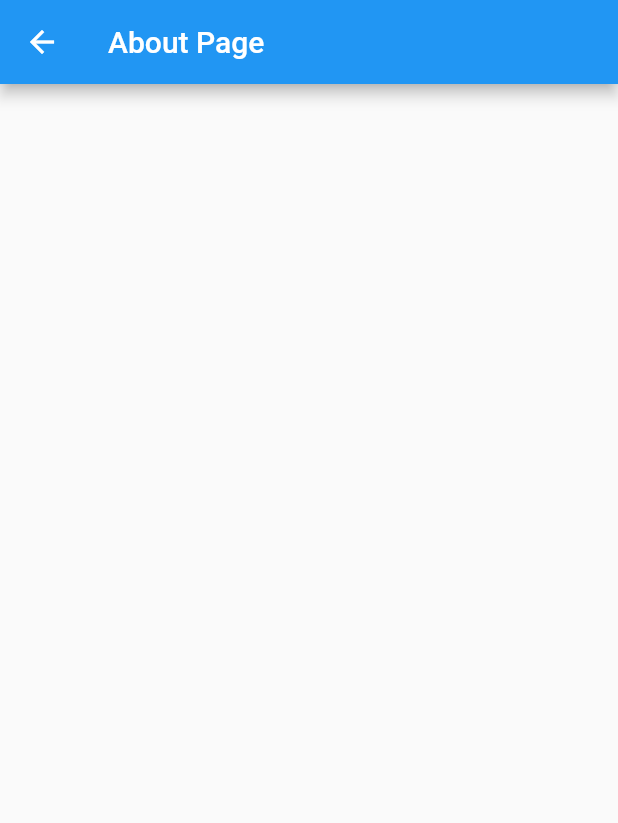
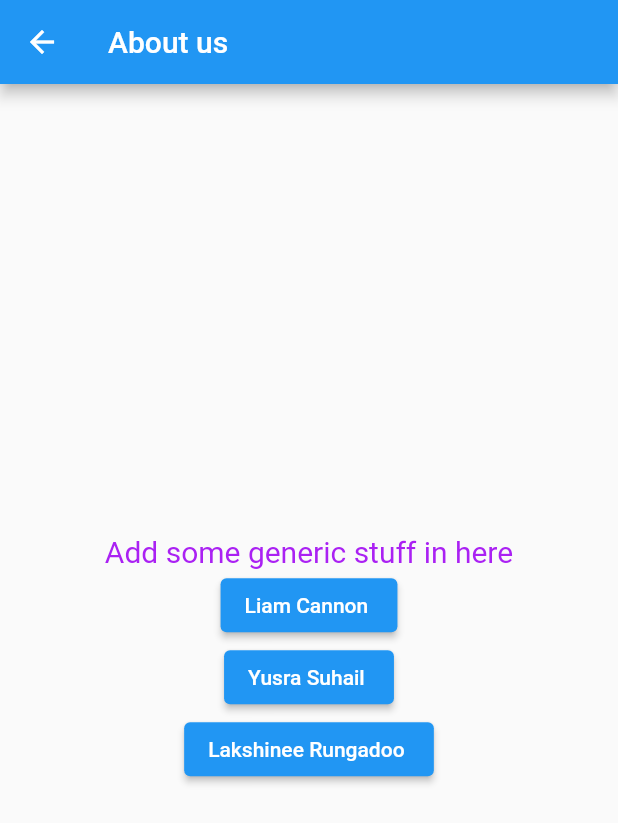
Before and after one commit to Liam-Cannon-Yusra-Suhail-Partnership/ly_app, a Flutter app: the AboutScreen screen opened by its route, on a phone screen of 412 x 824 dp. Shown: the top 823 px of the screen. Run offline on Flutter 3.47's test engine with Material 2 defaults, Android fonts, the light colour scheme and no system bars.

Commit message:
team members added in about

```diff
--- a/lib/main.dart
+++ b/lib/main.dart
@@ -25,7 +25,7 @@ class MyApp extends StatelessWidget {
         ),
         home: MyHomePage(title: 'Chore Tracker Home Page'),
         routes: {
-          '/about': (context) => new AboutScreen(),
+          '/about': (context) => new AboutScreen(title: 'About us',),
           //todo: add routes for "add chores" and "view chores " here
           '/addChores': (context) => new AddChoreScreen(),
         });
@@ -69,7 +69,7 @@ class _MyHomePageState extends State<MyHomePage> {
   }
 
   Widget aboutButton(BuildContext context) {
-    return Text('About ');
+    return Text('About Us');
   }
 
   //todo: Make view chores widget like above
@@ -139,19 +139,126 @@ class _MyHomePageState extends State<MyHomePage> {
     );
   }
 }
+Widget member1(BuildContext context) {
+    return Text('Liam Cannon ');
+}
+Widget member2(BuildContext context) {
+    return Text('Yusra Suhail ');
+}
+Widget member3(BuildContext context) {
+    return Text('Lakshinee Rungadoo ');
+}
+class AboutScreen extends StatefulWidget {
+  AboutScreen({Key? key, required this.title}) : super(key: key);
 
-class AboutScreen extends StatelessWidget {
+  // This widget is the about page of your application.
+  final String title;
+  @override
+  _AboutScreenState createState() => _AboutScreenState();
+}
+
+class _AboutScreenState extends State<AboutScreen> {
+  @override
   Widget build(BuildContext context) {
+    return Scaffold(
+        appBar: AppBar(title: Text(widget.title)),
+        body: Center(child: TeamMembers(),)
+   );
+  }
+}
+class TeamMembers extends StatelessWidget {
+  @override
+  Widget build(BuildContext context) {
+    return Column(
+      mainAxisAlignment: MainAxisAlignment.center,
+      children: <Widget>[
+        Text(
+          'Add some generic stuff in here',
+          textScaleFactor: 2.0,
+          style: TextStyle(
+            color: Color.fromARGB(255, 170, 33, 243),
+            fontSize: 10.0
+           ),
+        ),
+        ElevatedButton(
+                child: member1(context),
+                onPressed: () {
+                Navigator.push(
+                  context,
+                  MaterialPageRoute(builder: (context) => IntroMember1()),
+                );
+              },
+            ),
+        ElevatedButton(
+                child: member2(context),
+                onPressed: () {
+                Navigator.push(
+                  context,
+                  MaterialPageRoute(builder: (context) => IntroMember2()),
+                );
+              },
+            ),
+        ElevatedButton(
+                child: member3(context),
+                onPressed: () {
+                Navigator.push(
+                  context,
+                  MaterialPageRoute(builder: (context) => IntroMember3()),
+                );
+              },
+            ),
+      ],
+    );
+  }
+}
+class IntroMember1 extends StatelessWidget {
+    Widget build(BuildContext context) {
     return Scaffold(
       appBar: AppBar(
         // Here we take the value from the MyHomePage object that was created by
         // the App.build method, and use it to set our appbar title.
-        title: Text('About Page'),
+        title: Text('Liam Cannon'),
       ),
     );
   }
 }
-
+class IntroMember2 extends StatelessWidget {
+    Widget build(BuildContext context) {
+    return Scaffold(
+      appBar: AppBar(
+        // Here we take the value from the MyHomePage object that was created by
+        // the App.build method, and use it to set our appbar title.
+        title: Text('Yusra Suhail'),
+      ),
+      body:Center(
+        child:Column(
+          mainAxisAlignment: MainAxisAlignment.center,
+          children: <Widget>[
+            Text(
+              'I am a senior at University of Rhode Island, completing my bachelors in Computer Science.',
+              textScaleFactor: 2.0,
+              style: TextStyle(
+                color: Color.fromARGB(255, 170, 33, 243),
+                fontSize: 10.0
+              ),
+            ),
+          ]
+        ),
+      ),
+    );
+  }
+}
+class IntroMember3 extends StatelessWidget {
+    Widget build(BuildContext context) {
+    return Scaffold(
+      appBar: AppBar(
+        // Here we take the value from the MyHomePage object that was created by
+        // the App.build method, and use it to set our appbar title.
+        title: Text('Lakshinee Rungadoo'),
+      ),
+    );
+  }
+}
 //todo: Add classes for the "add chores" and "view chores" pages.
 class AddChoreScreen extends StatelessWidget {
   Widget build(BuildContext context) {
```
